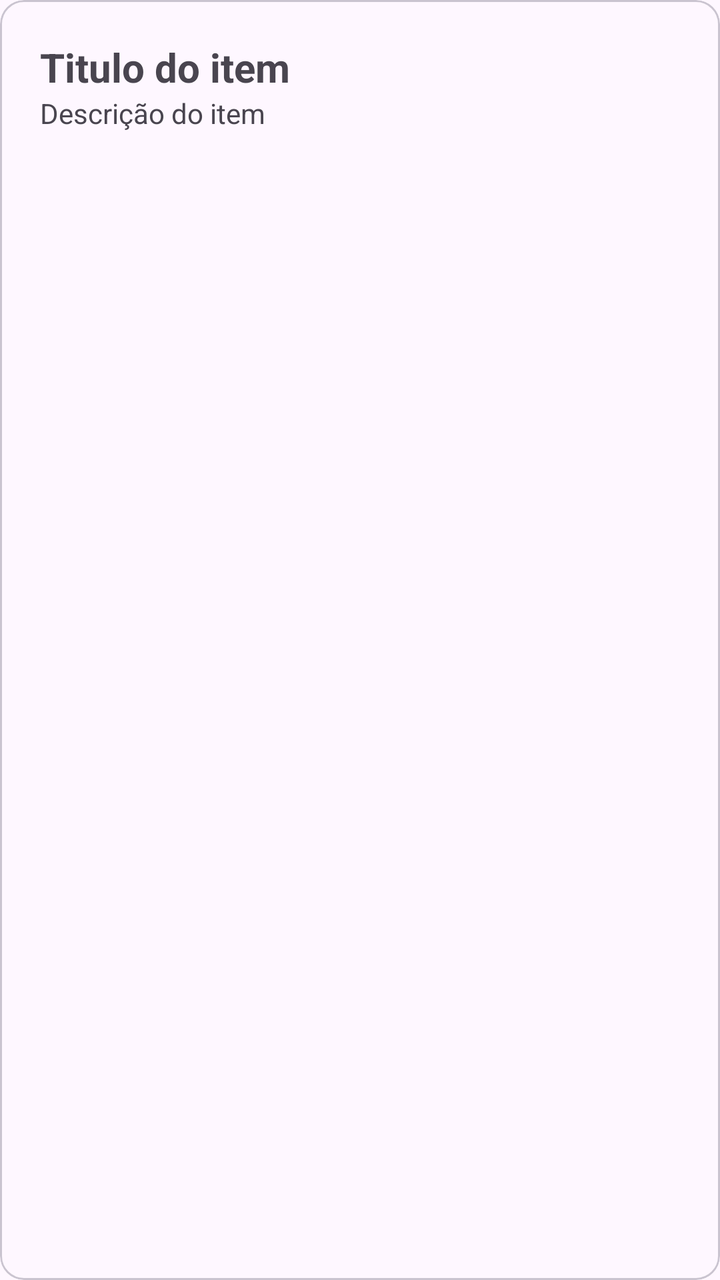
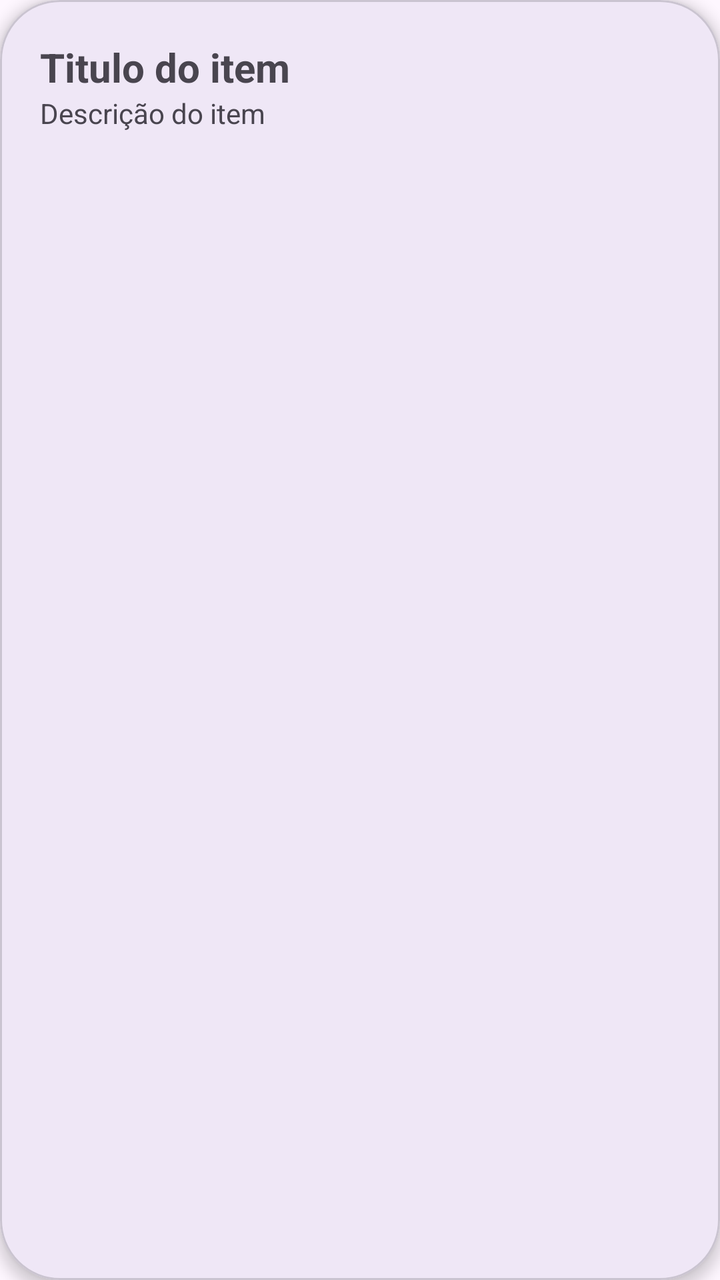

Two renders of the same Android screen: before a commit and after it. Below are the layout's source before the change and the commit's diff.
<!-- AndroidManifest.xml: application theme Theme.Appaula4 -->
<!-- res/layout/card_nota.xml -->
<?xml version="1.0" encoding="utf-8"?>
<com.google.android.material.card.MaterialCardView xmlns:android="http://schemas.android.com/apk/res/android"
    android:layout_width="match_parent"
    android:layout_height="match_parent">

    <LinearLayout
        android:layout_width="match_parent"
        android:layout_height="wrap_content"
        android:layout_margin="10dp"
        android:orientation="vertical"
        android:padding="10dp">

        <TextView
            android:id="@+id/txtTitulo"
            android:layout_width="match_parent"
            android:layout_height="wrap_content"
            android:text="Titulo do item"
            android:textSize="20sp"
            android:textStyle="bold" />

        <TextView
            android:id="@+id/txtDescricao"
            android:layout_width="match_parent"
            android:layout_height="wrap_content"
            android:maxLines="3"
            android:text="Descrição do item" />
    </LinearLayout>
</com.google.android.material.card.MaterialCardView>
<!-- resources referenced by this layout -->
<resources>
  <style name="Theme.Appaula4" parent="Base.Theme.Appaula4" />
  <style name="Base.Theme.Appaula4" parent="Theme.Material3.DayNight.NoActionBar">
          
          
      </style>
</resources>

<!-- the commit's change to res/layout/card_nota.xml (unified diff, before → after) -->
@@ -1,7 +1,11 @@
 <?xml version="1.0" encoding="utf-8"?>
 <com.google.android.material.card.MaterialCardView xmlns:android="http://schemas.android.com/apk/res/android"
+    xmlns:app="http://schemas.android.com/apk/res-auto"
     android:layout_width="match_parent"
-    android:layout_height="match_parent">
+    android:layout_height="wrap_content"
+    android:clickable="true"
+    app:cardCornerRadius="30dp"
+    app:cardElevation="4dp">
 
     <LinearLayout
         android:layout_width="match_parent"
